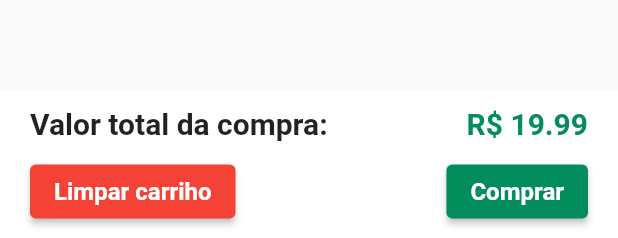
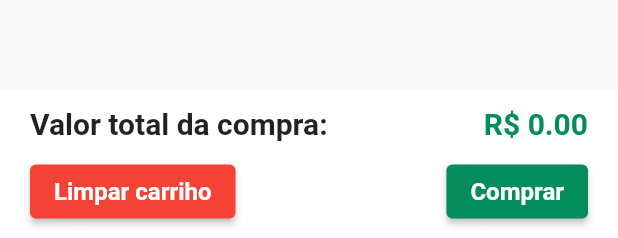
Before and after one commit to Kevin-Sarges/lojavirtual-flutter, a Flutter app: the CartScreen widget shown alone on an empty page, opened directly, on a phone screen of 412 x 824 dp. Shown: the part 995-1233 px from the top of the screen. Run offline on Flutter 3.47's test engine with Material 2 defaults, Android fonts, the phone set to English and light mode, and no system bars; our stand-ins replace carousel_slider, cloud_firestore, equatable, firebase_auth, firebase_core, firebase_storage and 5 more; accounts and stored records are empty; network calls fail.

Commit message:
Criando função para valor total da compra

```diff
--- a/lib/providers/cart_provider.dart
+++ b/lib/providers/cart_provider.dart
@@ -3,16 +3,19 @@ import 'dart:async';
 import 'dart:convert';
 
 import 'package:k3loja/models/cart_model.dart';
+import 'package:localstorage/localstorage.dart';
 import 'package:scoped_model/scoped_model.dart';
 import 'package:shared_preferences/shared_preferences.dart';
 
-const cartListKey = 'cart_products';
+const cartListKey = 'cart_item';
 
 class CartProvider extends Model {
   // novo
+  LocalStorage? storage = LocalStorage('cart_products');
   SharedPreferences? sharedPreferences;
   int? deleteProductIndex;
   CartProductModel? deletedProduct;
+  double totalPrice = 0;
   List<CartProductModel> productsCart = [];
 
   Future<List<CartProductModel>> getProductListCart() async {
@@ -27,6 +30,7 @@ class CartProvider extends Model {
     final String jsonString = json.encode(items);
 
     sharedPreferences?.setString(cartListKey, jsonString);
+    storage?.setItem(cartListKey, jsonString);
     notifyListeners();
   }
 
@@ -34,53 +38,15 @@ class CartProvider extends Model {
     deletedProduct = product;
     deleteProductIndex = productsCart.indexOf(product);
 
+    totalPrice = totalPrice - (product.quantity * product.price);
+
     productsCart.remove(product);
     saveProductCart(productsCart);
   }
 
-  // antes
-  // late LocalStorage storage;
-  // List<CartProductModel> itemsCart = [];
+  void clearCart() async {
+    await storage?.clear();
 
-  // toJSONEncodable() {
-  //   List listProduct = itemsCart.map((e) {
-  //     return e.toJSONEncodable();
-  //   }).toList();
-
-  //   return listProduct;
-  // }
-
-  // saveToStorage() {
-  //   storage.setItem('items', toJSONEncodable());
-  // }
-
-  // addProductCart(
-  //   String pid,
-  //   int quantity,
-  //   String size,
-  //   double price,
-  //   String image,
-  // ) {
-  //   final product = CartProductModel(
-  //     pid: pid,
-  //     quantity: quantity,
-  //     size: size,
-  //     price: price,
-  //     image: image,
-  //   );
-
-  //   itemsCart.add(product);
-  //   saveToStorage();
-  //   notifyListeners();
-  // }
-
-  // deleteItemsCart(String pid) async {
-  //   await storage.deleteItem(pid);
-  // }
-
-  // clearCart() async {
-  //   await storage.clear();
-
-  //   itemsCart = storage.getItem('items') ?? [];
-  // }
+    productsCart = storage?.getItem('items') ?? [];
+  }
 }
--- a/lib/screens/cart_screen.dart
+++ b/lib/screens/cart_screen.dart
@@ -2,7 +2,6 @@ import 'package:flutter/material.dart';
 import 'package:k3loja/models/cart_model.dart';
 import 'package:k3loja/providers/cart_provider.dart';
 import 'package:k3loja/widgets/cart_item.dart';
-import 'package:localstorage/localstorage.dart';
 import 'package:scoped_model/scoped_model.dart';
 
 class CartScreen extends StatefulWidget {
@@ -14,141 +13,32 @@ class CartScreen extends StatefulWidget {
 
 class _CartScreenState extends State<CartScreen> {
   final SizedBox _sizedHeight = const SizedBox(height: 10);
-  final SizedBox _sizedWidth = const SizedBox(width: 20);
-  final LocalStorage storage = LocalStorage('cart_products');
 
   bool initialized = false;
 
   @override
-  void initState() {
-    super.initState();
-    final cartProvider = ScopedModel.of<CartProvider>(context);
-
-    cartProvider.getProductListCart().then((value) {
-      setState(() {
-        cartProvider.productsCart = value;
-      });
-    });
-  }
-
-  @override
   Widget build(BuildContext context) {
-    final Color primaryColor = Theme.of(context).primaryColor;
-
+    return ScopedModelDescendant<CartProvider>(
+      builder: (context, child, model) {
         return Stack(
           fit: StackFit.expand,
           children: [
-        ScopedModelDescendant<CartProvider>(
-          // future: storage.ready,
-          builder: (context, index, model) {
-            // if (snapshot.data == null) {
-            //   return const Center(
-            //     child: CircularProgressIndicator(),
-            //   );
-            // }
-
-            // if (!initialized) {
-            //   var item = storage.getItem('items');
-
-            //   if (item != null) {
-            //     list.itemsCart = List<CartProductModel>.from(
-            //       (item as List).map(
-            //         (e) => CartProductModel(
-            //           pid: e['pid'],
-            //           quantity: e['quantity'],
-            //           size: e['size'],
-            //           price: e['price'],
-            //           image: e['image'],
-            //         ),
-            //       ),
-            //     );
-            //   }
-
-            //   print(item);
-            //   initialized = true;
-            // }
-
-            // List<Widget> listProductCart = list.itemsCart.map(
-            //   (e) {
-            //     return Row(
-            //       crossAxisAlignment: CrossAxisAlignment.center,
-            //       mainAxisAlignment: MainAxisAlignment.center,
-            //       children: [
-            //         SizedBox(
-            //           width: 120,
-            //           height: 120,
-            //           child: Image.network(
-            //             e.image,
-            //             fit: BoxFit.cover,
-            //           ),
-            //         ),
-            //         const Spacer(),
-            //         Column(
-            //           mainAxisAlignment: MainAxisAlignment.start,
-            //           crossAxisAlignment: CrossAxisAlignment.start,
-            //           children: [
-            //             const Text(
-            //               'Camiseta',
-            //               style: TextStyle(
-            //                 fontSize: 20,
-            //                 fontWeight: FontWeight.bold,
-            //               ),
-            //             ),
-            //             Text(
-            //               'Tamanho: ${e.size}',
-            //               style: const TextStyle(
-            //                 fontWeight: FontWeight.bold,
-            //               ),
-            //             ),
-            //             _sizedHeight,
-            //             Row(
-            //               children: [
-            //                 Text(
-            //                   'R\$ ${e.price}',
-            //                   style: TextStyle(
-            //                     color: primaryColor,
-            //                     fontWeight: FontWeight.bold,
-            //                     fontSize: 18,
-            //                   ),
-            //                 ),
-            //                 _sizedWidth,
-            //                 Text(
-            //                   'Quantidade: ${e.quantity}',
-            //                   style: const TextStyle(
-            //                     fontWeight: FontWeight.bold,
-            //                     fontSize: 18,
-            //                   ),
-            //                 ),
-            //                 _sizedHeight,
-            //               ],
-            //             ),
-            //             ElevatedButton(
-            //               onPressed: () {
-            //                 setState(() {
-            //                   list.deleteItemsCart(e.pid);
-            //                 });
-            //               },
-            //               style: ElevatedButton.styleFrom(
-            //                 primary: primaryColor,
-            //                 padding: const EdgeInsets.symmetric(horizontal: 18),
-            //               ),
-            //               child: Row(
-            //                 children: [
-            //                   const Text('Remover do Carrinho'),
-            //                   _sizedWidth,
-            //                   const Icon(Icons.remove_shopping_cart),
-            //                 ],
-            //               ),
-            //             ),
-            //           ],
-            //         ),
-            //       ],
-            //     );
-            //   },
-            // ).toList();
-
+            FutureBuilder(
+              future: model.getProductListCart(),
+              builder: (context, snapshot) {
+                switch (snapshot.connectionState) {
+                  case ConnectionState.none:
+                  case ConnectionState.waiting:
+                    return const Center(
+                      child: CircularProgressIndicator(),
+                    );
+                  default:
+                    if (snapshot.hasError) {
                       return ListView(
-              padding: const EdgeInsets.symmetric(horizontal: 20, vertical: 20),
+                        padding: const EdgeInsets.symmetric(
+                          horizontal: 20,
+                          vertical: 20,
+                        ),
                         children: [
                           for (CartProductModel product in model.productsCart)
                             CartItem(
@@ -157,6 +47,22 @@ class _CartScreenState extends State<CartScreen> {
                             )
                         ],
                       );
+                    } else {
+                      return ListView(
+                        padding: const EdgeInsets.symmetric(
+                          horizontal: 20,
+                          vertical: 20,
+                        ),
+                        children: [
+                          for (CartProductModel product in model.productsCart)
+                            CartItem(
+                              product: product,
+                              onDelete: model.onDelete,
+                            )
+                        ],
+                      );
+                    }
+                }
               },
             ),
             Positioned(
@@ -167,12 +73,15 @@ class _CartScreenState extends State<CartScreen> {
               child: Container(
                 color: Colors.white,
                 child: ListView(
-              padding: const EdgeInsets.symmetric(horizontal: 20, vertical: 10),
+                  padding: const EdgeInsets.symmetric(
+                    horizontal: 20,
+                    vertical: 10,
+                  ),
                   children: [
                     Row(
                       mainAxisAlignment: MainAxisAlignment.spaceBetween,
-                  children: const [
-                    Text(
+                      children: [
+                        const Text(
                           'Valor total da compra: ',
                           style: TextStyle(
                             fontSize: 20,
@@ -180,8 +89,8 @@ class _CartScreenState extends State<CartScreen> {
                           ),
                         ),
                         Text(
-                      'R\$ 19.99',
-                      style: TextStyle(
+                          'R\$ ${model.totalPrice.toStringAsFixed(2)}',
+                          style: const TextStyle(
                             fontWeight: FontWeight.bold,
                             fontSize: 20,
                             color: Color(0xFF048D5C),
@@ -225,10 +134,7 @@ class _CartScreenState extends State<CartScreen> {
             ),
           ],
         );
+      },
+    );
   }
-
-  // void deleteAllProductsCart() {
-  //   productsCart.clear();
-  //   saveProductCart(productsCart);
-  // }
 }
--- a/lib/screens/product_screen.dart
+++ b/lib/screens/product_screen.dart
@@ -224,10 +224,13 @@ class _ProductScreenState extends State<ProductScreen> {
                                   image: product.images![1],
                                 );
 
+                                model.totalPrice =
+                                    (newProduct.price * quantity) +
+                                        model.totalPrice;
+
                                 cartItem.add(newProduct);
 
                                 model.saveProductCart(cartItem);
-                                print(cartItem);
 
                                 Fluttertoast.showToast(
                                   msg: 'Adcionado ao carrion !!',
--- a/lib/widgets/cart_item.dart
+++ b/lib/widgets/cart_item.dart
@@ -14,7 +14,9 @@ class CartItem extends StatelessWidget {
   Widget build(BuildContext context) {
     final Color primaryColor = Theme.of(context).primaryColor;
 
-    return Row(
+    return Padding(
+      padding: const EdgeInsets.symmetric(vertical: 10),
+      child: Row(
         crossAxisAlignment: CrossAxisAlignment.center,
         mainAxisAlignment: MainAxisAlignment.center,
         children: [
@@ -85,6 +87,7 @@ class CartItem extends StatelessWidget {
             ],
           ),
         ],
+      ),
     );
   }
 }
--- a/pubspec.yaml
+++ b/pubspec.yaml
@@ -52,7 +52,6 @@ dependencies:
   shared_preferences: ^2.0.15
   provider: ^6.0.3
   localstorage: ^4.0.0+1
-  localstore: ^1.2.3
 
 dev_dependencies:
   flutter_test:
```
Also changed, not shown: pubspec.lock. Lines whose indentation alone changed are shown as unchanged.
